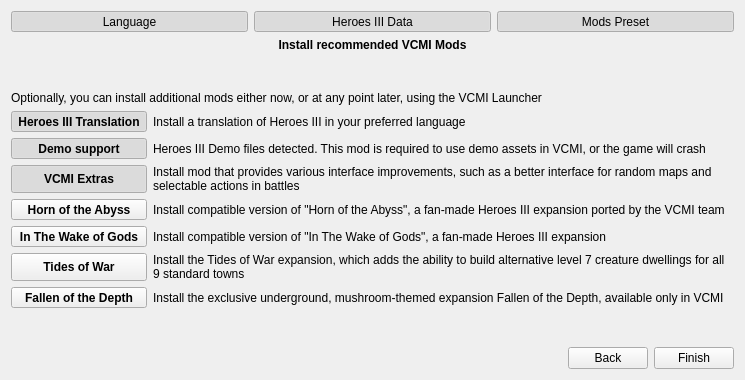
GeorgeK1ng/vcmi, file launcher/firstLaunch/firstlaunch_moc.ui: the form before one commit.
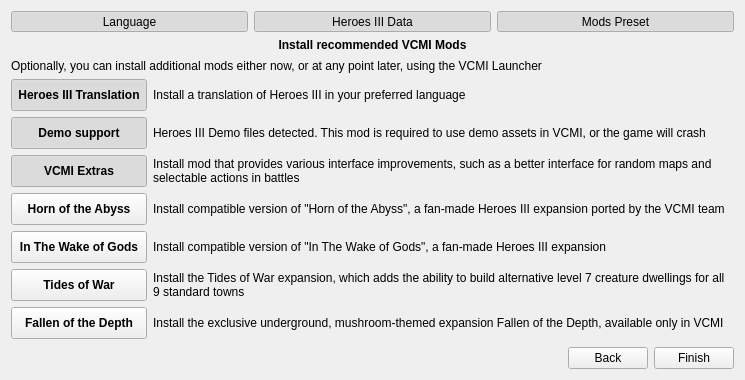
The form after the commit. Icons and pictures are not drawn.

The edit to the form file:
```diff
--- a/launcher/firstLaunch/firstlaunch_moc.ui
+++ b/launcher/firstLaunch/firstlaunch_moc.ui
@@ -643,6 +643,12 @@
              <verstretch>0</verstretch>
             </sizepolicy>
            </property>
+           <property name="minimumSize">
+            <size>
+             <width>0</width>
+             <height>32</height>
+            </size>
+           </property>
            <property name="font">
             <font>
              <bold>true</bold>
@@ -710,6 +716,12 @@
              <verstretch>0</verstretch>
             </sizepolicy>
            </property>
+           <property name="minimumSize">
+            <size>
+             <width>0</width>
+             <height>32</height>
+            </size>
+           </property>
            <property name="font">
             <font>
              <bold>true</bold>
@@ -742,6 +754,12 @@
              <verstretch>0</verstretch>
             </sizepolicy>
            </property>
+           <property name="minimumSize">
+            <size>
+             <width>0</width>
+             <height>32</height>
+            </size>
+           </property>
            <property name="font">
             <font>
              <bold>true</bold>
@@ -857,6 +875,12 @@
              <verstretch>0</verstretch>
             </sizepolicy>
            </property>
+           <property name="minimumSize">
+            <size>
+             <width>0</width>
+             <height>32</height>
+            </size>
+           </property>
            <property name="font">
             <font>
              <bold>true</bold>
@@ -889,6 +913,12 @@
              <verstretch>0</verstretch>
             </sizepolicy>
            </property>
+           <property name="minimumSize">
+            <size>
+             <width>0</width>
+             <height>32</height>
+            </size>
+           </property>
            <property name="font">
             <font>
              <bold>true</bold>
@@ -921,6 +951,12 @@
              <verstretch>0</verstretch>
             </sizepolicy>
            </property>
+           <property name="minimumSize">
+            <size>
+             <width>0</width>
+             <height>32</height>
+            </size>
+           </property>
            <property name="font">
             <font>
              <bold>true</bold>
@@ -953,6 +989,12 @@
              <verstretch>0</verstretch>
             </sizepolicy>
            </property>
+           <property name="minimumSize">
+            <size>
+             <width>0</width>
+             <height>32</height>
+            </size>
+           </property>
            <property name="font">
             <font>
              <bold>true</bold>
```
